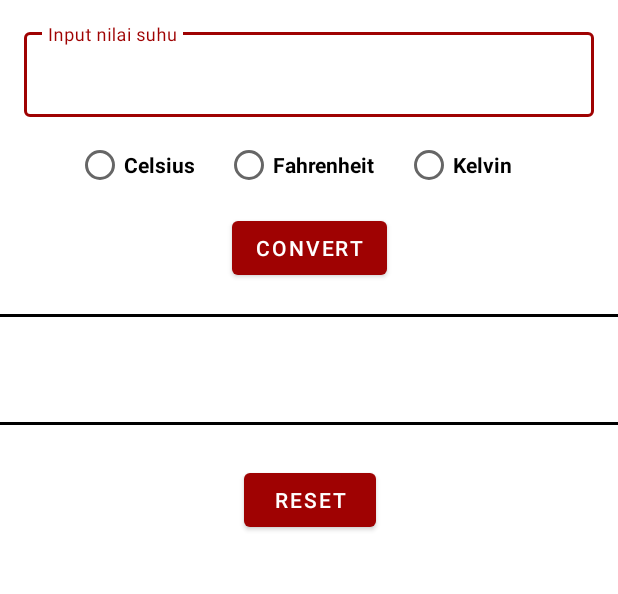
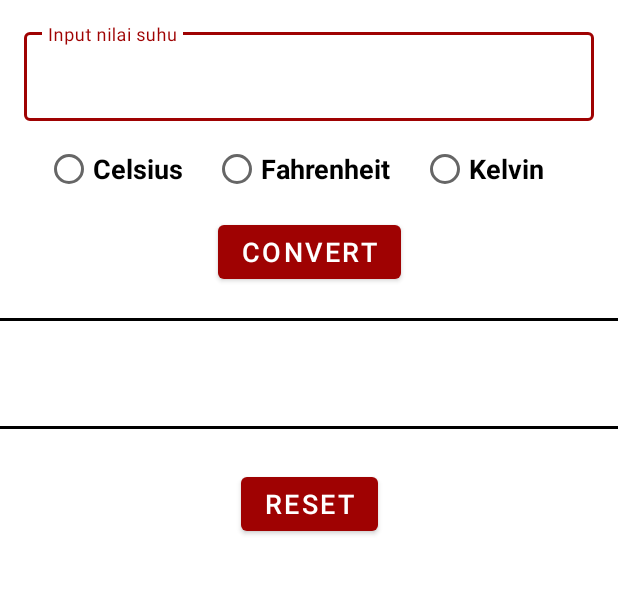
Before and after one commit to davidmpurba/6706201142_Assessment_Mobpro1, an Android app: the screen it shows after launch (MainActivity), on a phone screen of 412 x 824 dp, the part 232-826 px from its top. Run offline under Robolectric (Android 15) with nearby library versions, the phone set to English and light mode, and no system bars; Roboto replaces fonts that are not available here.

Commit message:
Menambah font style(2)

```diff
--- a/app/src/main/res/values/themes.xml
+++ b/app/src/main/res/values/themes.xml
@@ -14,6 +14,7 @@
         <!-- Customize your theme here. -->
         <item name="android:listDivider">@color/black</item>
         <item name="textInputStyle">@style/Widget.MaterialComponents.TextInputLayout.OutlinedBox</item>
+        <item name="android:textSize">18sp</item>
         <item name="radioButtonStyle">@style/Widget.AppCompat.CompoundButton.RadioButton</item>
 
     </style>
```
